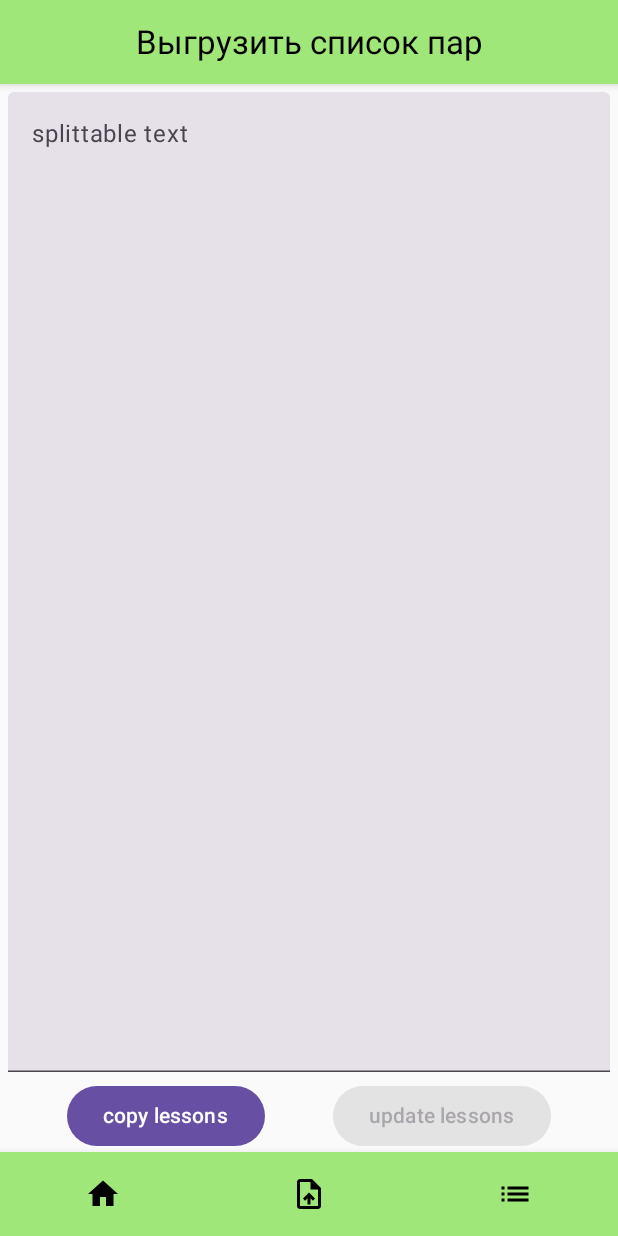
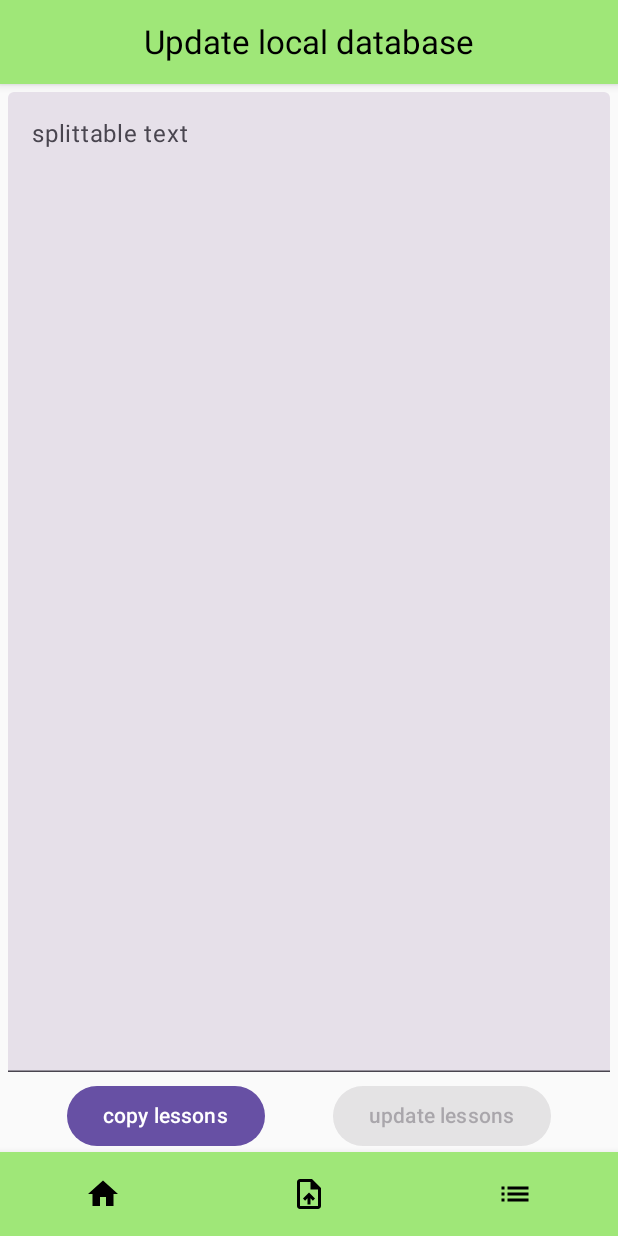
Before and after one commit to akaabyss/CleverSchedule, an Android app built with Jetpack Compose: the screen it shows after launch (MainActivity), item 2 of the bottom bar chosen, on a phone screen of 412 x 824 dp. Run offline under Robolectric (Android 15) with nearby library versions, the phone set to English and light mode, and no system bars.

Commit message:
Replace text in top-bar and on the mainScreen

```diff
--- a/app/src/main/java/ru/vafin/fiit/screens/MainScreen.kt
+++ b/app/src/main/java/ru/vafin/fiit/screens/MainScreen.kt
@@ -270,7 +270,7 @@ fun MainScreen(
                             fontSize = 20.sp
                         )
                         Text(
-                            text = "тыкай по экрану",
+                            text = "тыкай на котика",
                             fontSize = 20.sp
                         )
                     }
--- a/app/src/main/java/ru/vafin/fiit/screens/ScreenWithPickData.kt
+++ b/app/src/main/java/ru/vafin/fiit/screens/ScreenWithPickData.kt
@@ -60,7 +60,7 @@ fun ScreenWithPickData(
                 verticalAlignment = Alignment.CenterVertically
             ) {
                 Text(
-                    text = "Выгрузить список пар",
+                    text = "Update local database",
                     fontSize = 22.sp
                 )
             }
```
